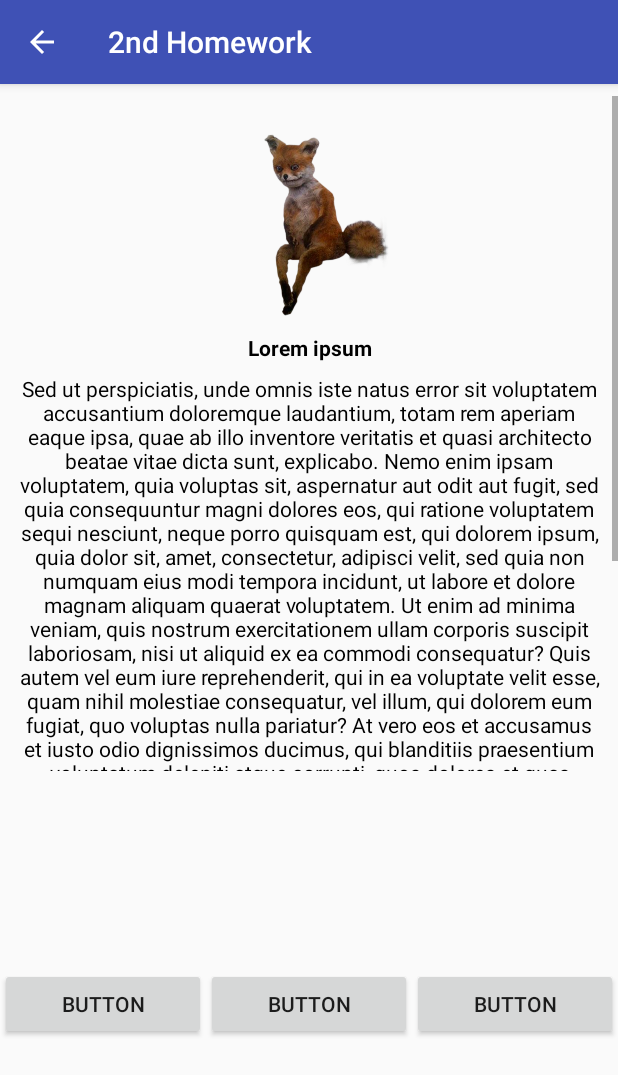
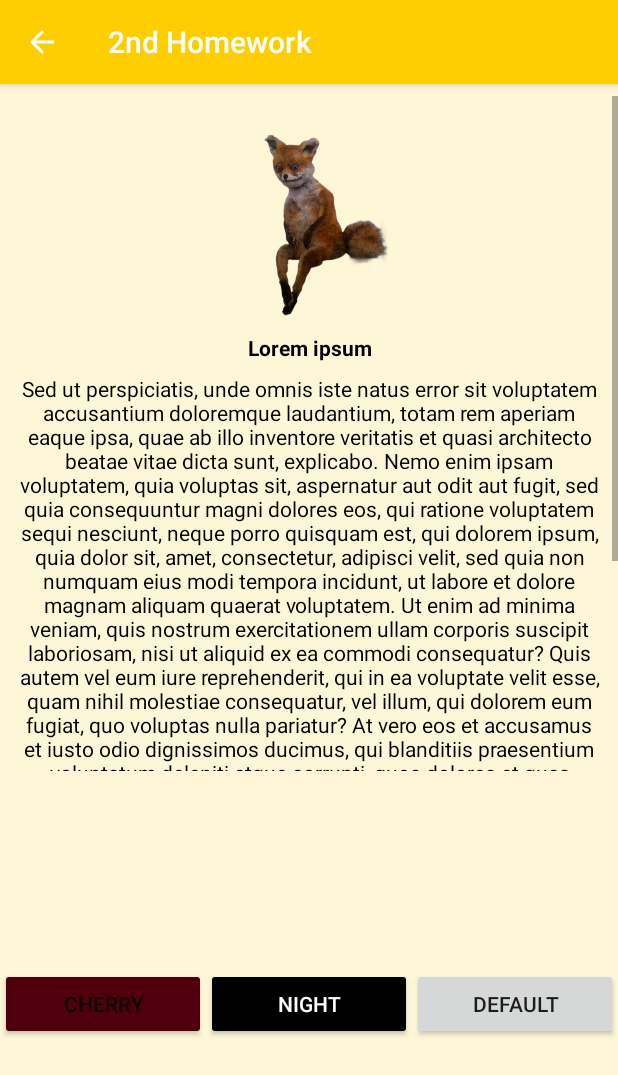
Before and after one commit to befirst/SimbirsoftAndroidHomework, an Android app: the TheSecondHomeWork screen opened directly, with no data from a screen before it, on a phone screen of 412 x 824 dp. Shown: the top 1075 px of the screen. Run offline under Robolectric (Android 15) with nearby library versions, the phone set to English and light mode, and no system bars.

Commit message:
Second hometask - done

```diff
--- a/SimbirSoftAndroidHomeWork/app/src/main/AndroidManifest.xml
+++ b/SimbirSoftAndroidHomeWork/app/src/main/AndroidManifest.xml
@@ -8,7 +8,7 @@
         android:label="@string/app_name"
         android:roundIcon="@mipmap/ic_launcher_round"
         android:supportsRtl="true"
-        android:theme="@style/AppTheme">
+        android:theme="@style/Honey">
         <activity android:name=".MainActivity">
             <intent-filter>
                 <action android:name="android.intent.action.MAIN" />
--- a/SimbirSoftAndroidHomeWork/app/src/main/java/com/no_fate/simbirsoftandroidhomework/TheSecondHomeWork.java
+++ b/SimbirSoftAndroidHomeWork/app/src/main/java/com/no_fate/simbirsoftandroidhomework/TheSecondHomeWork.java
@@ -1,14 +1,34 @@
 package com.no_fate.simbirsoftandroidhomework;
 
+import android.content.res.Resources;
+import android.graphics.Color;
 import android.support.v7.app.AppCompatActivity;
 import android.os.Bundle;
+import android.view.View;
+import android.widget.Button;
+import android.widget.TextView;
+import android.widget.Toast;
 
-public class TheSecondHomeWork extends AppCompatActivity {
+public class TheSecondHomeWork extends AppCompatActivity implements View.OnClickListener{
+
+    TextView tTitle;
+    TextView tFiller;
+    Button bCherry;
+    Button bNight;
+    Button bDefault;
 
     @Override
     protected void onCreate(Bundle savedInstanceState) {
         super.onCreate(savedInstanceState);
         setContentView(R.layout.activity_the_second_home_work);
+        tTitle = (TextView) findViewById(R.id.tTitle);
+        tFiller = (TextView) findViewById(R.id.tMainText);
+        bCherry = (Button) findViewById(R.id.bCherry);
+        bCherry.setOnClickListener(this);
+        bNight = (Button) findViewById(R.id.bNight);
+        bNight.setOnClickListener(this);
+        bDefault = (Button) findViewById(R.id.bDefault);
+        bDefault.setOnClickListener(this);
         if (getSupportActionBar() != null) {
             getSupportActionBar().setDisplayHomeAsUpEnabled(true);
         }
@@ -19,4 +39,36 @@ public class TheSecondHomeWork extends AppCompatActivity {
         finish();
         return true;
     }
+
+    @Override
+    public void onClick(View v) {
+        switch (v.getId()) {
+            case R.id.bCherry:
+                tTitle.setBackgroundColor(getResources().getColor(R.color.cherry));
+                tTitle.setTextColor(Color.BLACK);
+                tFiller.setBackgroundColor(getResources().getColor(R.color.cherry));
+                tFiller.setTextColor(Color.BLACK);
+                showToastColorChanged();
+                break;
+            case R.id.bNight:
+                tTitle.setBackgroundColor(Color.BLACK);
+                tTitle.setTextColor(Color.WHITE);
+                tFiller.setBackgroundColor(Color.BLACK);
+                tFiller.setTextColor(Color.WHITE);
+                showToastColorChanged();
+                break;
+            case R.id.bDefault:
+                tTitle.setBackgroundColor(Color.TRANSPARENT);
+                tTitle.setTextColor(Color.BLACK);
+                tFiller.setBackgroundColor(Color.TRANSPARENT);
+                tFiller.setTextColor(Color.BLACK);
+                showToastColorChanged();
+                break;
+        }
+    }
+
+    private void showToastColorChanged(){
+        Toast toast = Toast.makeText(getApplicationContext(),"Done", Toast.LENGTH_LONG);
+        toast.show();
+    }
 }
--- a/SimbirSoftAndroidHomeWork/app/src/main/res/layout/activity_the_second_home_work.xml
+++ b/SimbirSoftAndroidHomeWork/app/src/main/res/layout/activity_the_second_home_work.xml
@@ -20,6 +20,7 @@
         <LinearLayout
             android:layout_width="match_parent"
             android:layout_height="wrap_content"
+            android:gravity="center_horizontal"
             android:orientation="vertical">
 
             <ImageView
@@ -38,8 +39,10 @@
 
             <TextView
                 android:id="@+id/tTitle"
-                android:layout_width="match_parent"
+                android:layout_width="wrap_content"
                 android:layout_height="wrap_content"
+                android:layout_marginLeft="8dp"
+                android:layout_marginRight="8dp"
                 android:text="@string/lorem_ipsum"
                 android:textAlignment="center"
                 android:textColor="@android:color/black"
@@ -50,7 +53,7 @@
 
             <TextView
                 android:id="@+id/tMainText"
-                android:layout_width="match_parent"
+                android:layout_width="wrap_content"
                 android:layout_height="wrap_content"
                 android:layout_marginEnd="8dp"
                 android:layout_marginLeft="8dp"
@@ -78,25 +81,28 @@
         app:layout_constraintTop_toBottomOf="@+id/scrollView2">
 
         <Button
-            android:id="@+id/button10"
+            android:id="@+id/bCherry"
             android:layout_width="wrap_content"
             android:layout_height="wrap_content"
             android:layout_weight="100"
-            android:text="Button" />
+            android:backgroundTint="@color/cherry"
+            android:text="Cherry" />
 
         <Button
-            android:id="@+id/button9"
+            android:id="@+id/bNight"
             android:layout_width="wrap_content"
             android:layout_height="wrap_content"
             android:layout_weight="100"
-            android:text="Button" />
+            android:backgroundTint="@android:color/black"
+            android:text="Night"
+            android:textColor="@android:color/white" />
 
         <Button
-            android:id="@+id/button8"
+            android:id="@+id/bDefault"
             android:layout_width="wrap_content"
             android:layout_height="wrap_content"
             android:layout_weight="100"
-            android:text="Button" />
+            android:text="Default" />
     </LinearLayout>
 
 </android.support.constraint.ConstraintLayout>
--- a/SimbirSoftAndroidHomeWork/app/src/main/res/values/colors.xml
+++ b/SimbirSoftAndroidHomeWork/app/src/main/res/values/colors.xml
@@ -2,5 +2,12 @@
 <resources>
     <color name="colorPrimary">#3F51B5</color>
     <color name="colorPrimaryDark">#303F9F</color>
-    <color name="colorAccent">#FF4081</color>
+    <color name="colorAccent">#6d68da</color>
+
+    <color name="colorMain">#FFCE00</color>
+    <color name="colorHead">#A68600</color>
+    <color name="colorControls">#BFA430</color>
+    <color name="colorBackground">#fdf6d7</color>
+    <color name="cherry">#50000d</color>
+
 </resources>
--- a/SimbirSoftAndroidHomeWork/app/src/main/res/values/styles.xml
+++ b/SimbirSoftAndroidHomeWork/app/src/main/res/values/styles.xml
@@ -8,4 +8,9 @@
         <item name="colorAccent">@color/colorAccent</item>
     </style>
 
+    <style name="Honey" parent="AppTheme" >
+        <item name="colorPrimary">@color/colorMain</item>
+        <item name="colorPrimaryDark">@color/colorHead</item>
+        <item name="android:colorBackground">@color/colorBackground</item>
+    </style>
 </resources>
```
